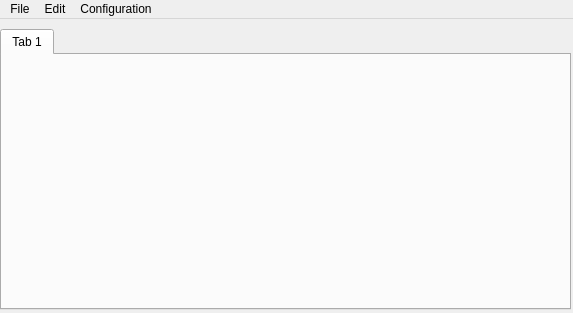
The window that forms/serial_messenger.ui (NestorDP/serial_messenger) describes before a commit, drawn with Qt 5.
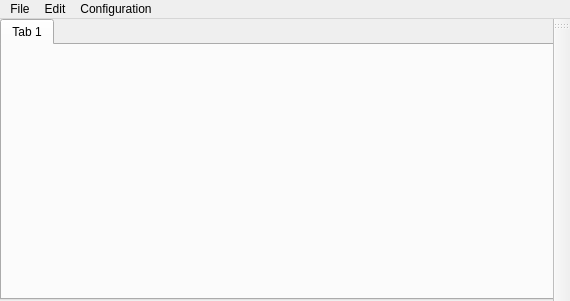
The same window after the commit.

Diff of the .ui file:
```diff
--- a/forms/serial_messenger.ui
+++ b/forms/serial_messenger.ui
@@ -6,8 +6,8 @@
    <rect>
     <x>0</x>
     <y>0</y>
-    <width>573</width>
-    <height>313</height>
+    <width>570</width>
+    <height>301</height>
    </rect>
   </property>
   <property name="windowTitle">
@@ -24,7 +24,7 @@
     <property name="geometry">
      <rect>
       <x>0</x>
-      <y>10</y>
+      <y>0</y>
       <width>571</width>
       <height>281</height>
      </rect>
@@ -41,7 +41,7 @@
     <rect>
      <x>0</x>
      <y>0</y>
-     <width>573</width>
+     <width>570</width>
      <height>22</height>
     </rect>
    </property>
@@ -67,6 +67,17 @@
    <addaction name="menuEdit"/>
    <addaction name="menuConfiguration"/>
   </widget>
+  <widget class="QToolBar" name="toolBar">
+   <property name="windowTitle">
+    <string>toolBar</string>
+   </property>
+   <attribute name="toolBarArea">
+    <enum>RightToolBarArea</enum>
+   </attribute>
+   <attribute name="toolBarBreak">
+    <bool>false</bool>
+   </attribute>
+  </widget>
   <action name="actionSave">
    <property name="text">
     <string>Save</string>
```
